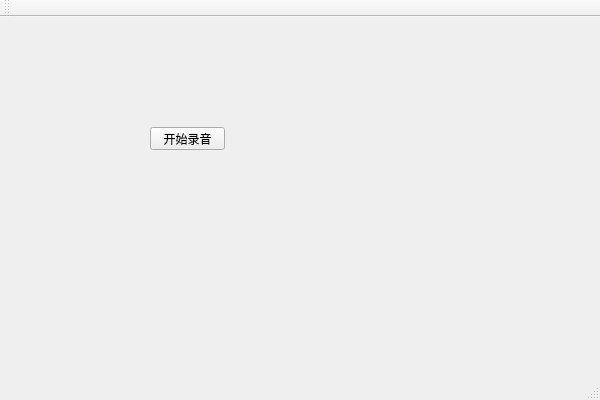
The window that 03_record_audio/03_record_audio/MainWindow.ui (lxq-02/learnFFmpeg) describes before a commit, drawn with Qt 5.
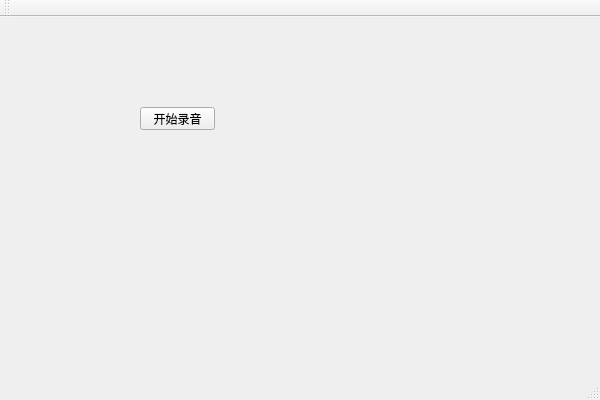
The same window after the commit.

```diff
--- a/03_record_audio/03_record_audio/MainWindow.ui
+++ b/03_record_audio/03_record_audio/MainWindow.ui
@@ -17,8 +17,8 @@
    <widget class="QPushButton" name="audioButton">
     <property name="geometry">
      <rect>
-      <x>150</x>
-      <y>110</y>
+      <x>140</x>
+      <y>90</y>
       <width>75</width>
       <height>23</height>
      </rect>
```
